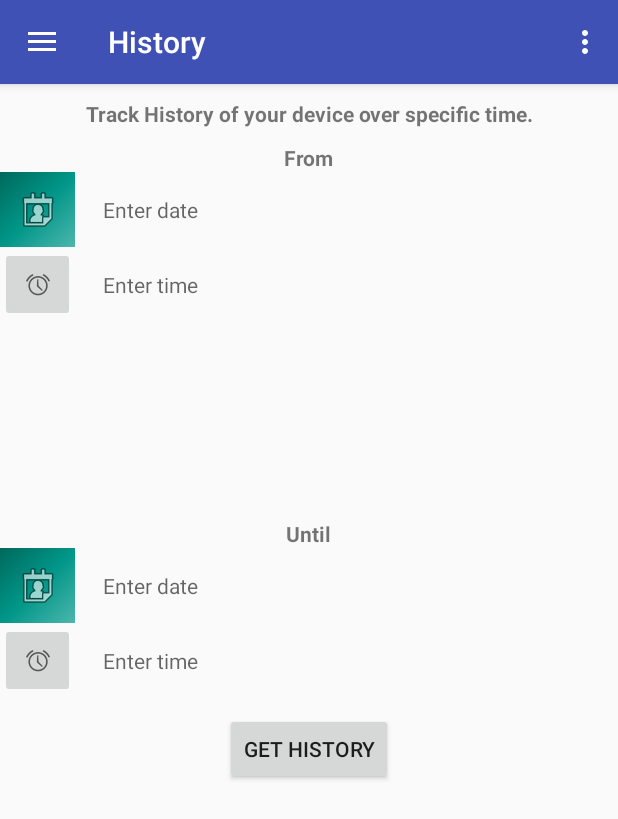
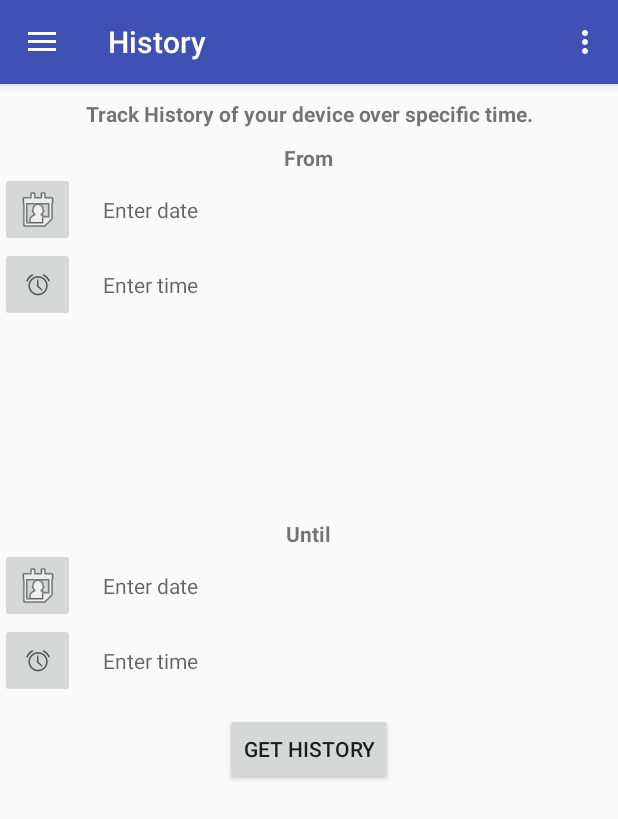
Before and after one commit to awetg/badbadtrack, an Android app: the screen it shows after launch (MainActivity), in the side drawer, after a tap on "History", on a phone screen of 412 x 824 dp. Shown: the top 819 px of the screen. Run offline under Robolectric (Android 15) with nearby library versions, the phone set to English and light mode, and no system bars.

Commit message:
minor changes history fragment

```diff
--- a/app/src/main/res/layout/fragment_history.xml
+++ b/app/src/main/res/layout/fragment_history.xml
@@ -37,7 +37,6 @@
             android:layout_width="50dp"
             android:layout_height="50dp"
             android:layout_below="@+id/textView1"
-            android:background="@drawable/side_nav_bar"
             android:src="@android:drawable/ic_menu_my_calendar" />
 
         <TextView
@@ -86,7 +85,6 @@
             android:layout_width="50dp"
             android:layout_height="50dp"
             android:layout_below="@+id/textView2"
-            android:background="@drawable/side_nav_bar"
             android:src="@android:drawable/ic_menu_my_calendar" />
 
         <TextView
```
